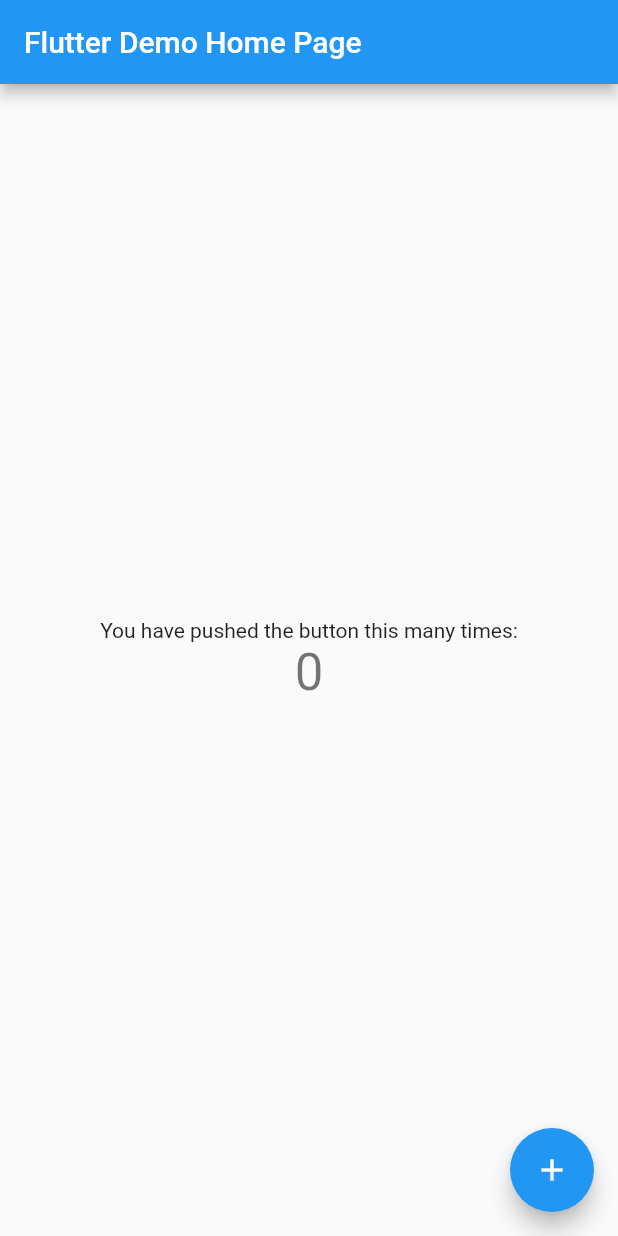
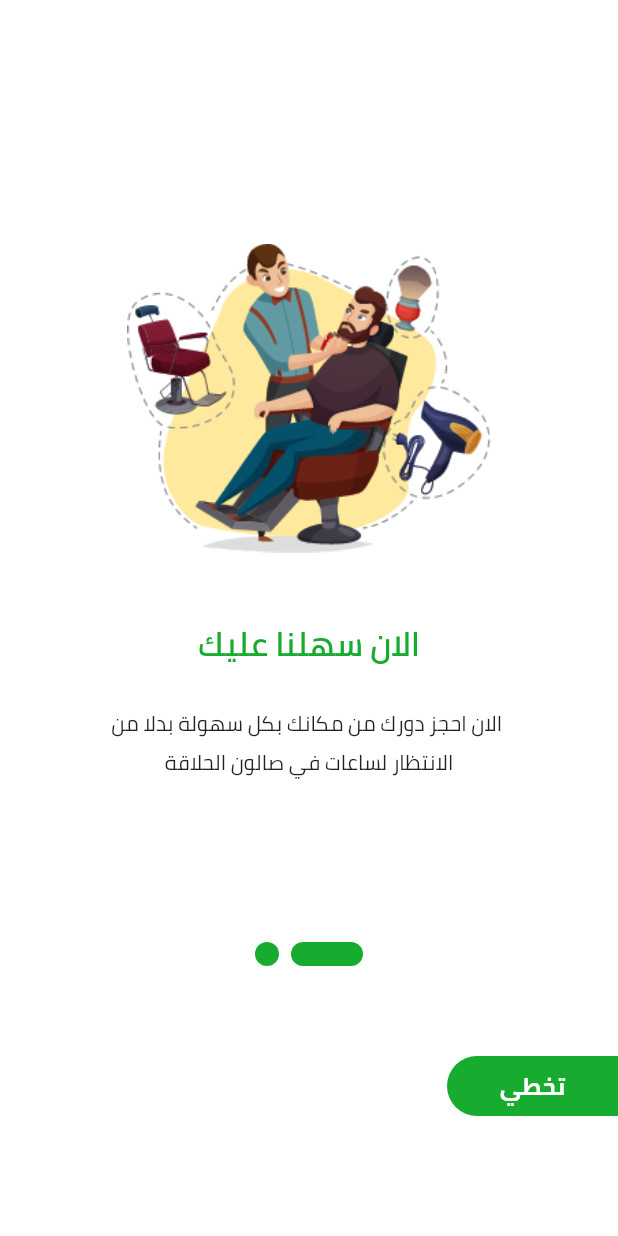
Before and after one commit to active4web/INQ, a Flutter app: the screen it shows after launch, on a phone screen of 412 x 824 dp. Run offline on Flutter 3.47's test engine with Material 2 defaults, Android fonts, the phone set to English and light mode, and no system bars; drawn by our look-alikes of smooth_page_indicator.

Commit message:
splash and onboard

```diff
--- a/flutter_native_splash.yaml
+++ b/flutter_native_splash.yaml
@@ -11,15 +11,15 @@ flutter_native_splash:
   # of your splash screen to a solid color.  Use background_image to set the background of your
   # splash screen to a png image.  This is useful for gradients. The image will be stretch to the
   # size of the app. Only one parameter can be used, color and background_image cannot both be set.
-  color: "#42a5f5"
-  #background_image: "assets/background.png"
+  #color: "#42a5f5"
+  background_image: "Assets/images/Splash.png"
 
   # Optional parameters are listed below.  To enable a parameter, uncomment the line by removing
   # the leading # character.
 
   # The image parameter allows you to specify an image used in the splash screen.  It must be a
   # png file and should be sized for 4x pixel density.
-  #image: assets/splash.png
+  #image: Assets/images/Splash.png
 
   # The color_dark, background_image_dark, and image_dark are parameters that set the background
   # and image when the device is in dark mode. If they are not specified, the app will use the
--- a/lib/main.dart
+++ b/lib/main.dart
@@ -1,4 +1,6 @@
 import 'package:flutter/material.dart';
+import 'package:work/view/auth_screens/login_screen.dart';
+import 'package:work/view/auth_screens/onboard_screens/onboard_screen.dart';
 
 void main() {
   runApp(MyApp());
@@ -9,8 +11,21 @@ class MyApp extends StatelessWidget {
   Widget build(BuildContext context) {
     return MaterialApp(
       title: 'Flutter Demo',
+      builder: (context, child) {
+        return Directionality(textDirection: TextDirection.rtl, child: child);
+      },
+      routes: {
+        LoginScreen.id: (context) => LoginScreen(),
+        OnBoardScreen.id: (context)=>OnBoardScreen(),
+      },
+      initialRoute: OnBoardScreen.id,
       theme: ThemeData(
-        primarySwatch: Colors.blue,
+        appBarTheme: AppBarTheme(
+          centerTitle: true
+        ),
+        fontFamily: 'Cairo',
+        primarySwatch: Colors.green,
+        scaffoldBackgroundColor: Colors.white
       ),
 
       home: MyHomePage(title: 'Flutter Demo Home Page'),
@@ -19,7 +34,7 @@ class MyApp extends StatelessWidget {
 }
 
 class MyHomePage extends StatefulWidget {
-  MyHomePage({Key? key, required this.title}) : super(key: key);
+  MyHomePage({Key key, this.title}) : super(key: key);
 
   // This widget is the home page of your application. It is stateful, meaning
   // that it has a State object (defined below) that contains fields that affect
--- /dev/null
+++ b/lib/view/auth_screens/login_screen.dart
@@ -0,0 +1,12 @@
+import 'package:flutter/material.dart';
+
+class LoginScreen extends StatelessWidget {
+  const LoginScreen({Key key}) : super(key: key);
+  static const String id = "loginScreen";
+  @override
+  Widget build(BuildContext context) {
+    return Container(
+      color: Color(0xffF8F8F8),
+    );
+  }
+}
--- /dev/null
+++ b/lib/view/auth_screens/onboard_screens/onboard_screen.dart
@@ -0,0 +1,114 @@
+import 'package:flutter/material.dart';
+import 'package:smooth_page_indicator/smooth_page_indicator.dart';
+import 'package:work/shared/constants.dart';
+
+class OnBoardScreen extends StatefulWidget {
+  const OnBoardScreen({Key key}) : super(key: key);
+  static const String id = "onboardScreen";
+
+  @override
+  _OnBoardScreenState createState() => _OnBoardScreenState();
+}
+
+class _OnBoardScreenState extends State<OnBoardScreen> {
+  @override
+  Widget build(BuildContext context) {
+    PageController pageViewController = PageController();
+    return Scaffold(
+      appBar: AppBar(
+        backgroundColor: Colors.transparent,
+        elevation: 0,
+      ),
+      backgroundColor: Colors.white,
+      body: Padding(
+        padding: const EdgeInsets.only(bottom:80),
+        child: Column(
+          children: [
+            Expanded(
+              child: PageView.builder(
+                itemCount: 2,
+                controller: pageViewController,
+                itemBuilder:(context, index) =>  OnboardContent(
+                  imagePath: 'Assets/images/onboard-1.png',
+                  title: 'الان سهلنا عليك',
+                  subTitle: ' الان احجز دورك من مكانك بكل سهولة '
+                      'بدلا من الانتظار لساعات في صالون الحلاقة',
+                ),
+              ),
+            ),
+            SmoothPageIndicator(controller: pageViewController, count: 2,
+            effect: ExpandingDotsEffect(
+              dotColor: kPrimaryColor,
+              activeDotColor: kPrimaryColor
+            ),),
+            SizedBox(height: 60,),
+            Row(
+              children: [
+                Container(
+                  height: 40,
+                  width: 114,
+                  decoration: BoxDecoration(
+                    color: kPrimaryColor,
+                    borderRadius: BorderRadius.horizontal(left: Radius.circular(20))
+                  ),
+                  child: Center(
+                    child: Text('تخطي',style: TextStyle(
+                      fontWeight: FontWeight.bold,
+                      fontSize: 16,
+                      color: Colors.white
+                    ),),
+                  ),
+                )
+              ],
+            )
+          ],
+        ),
+      ),
+    );
+  }
+}
+
+class OnboardContent extends StatelessWidget {
+  const OnboardContent({
+    Key key, this.imagePath, this.title, this.subTitle,
+  }) : super(key: key);
+
+  final String imagePath;
+  final String title;
+  final String subTitle;
+  @override
+  Widget build(BuildContext context) {
+    return Container(
+      height: MediaQuery.of(context).size.height*0.6,
+      child: Column(
+        mainAxisAlignment: MainAxisAlignment.center,
+        children: [
+          Container(
+            height: MediaQuery.of(context).size.height*0.25,
+            decoration: BoxDecoration(
+              image: DecorationImage(
+                image: AssetImage(imagePath),
+              )
+            ),
+          ),
+          SizedBox(height: 40,),
+          Text(title,style: TextStyle(
+            color: kPrimaryColor,
+            fontWeight: FontWeight.w600,
+            fontSize: 22,
+          ),),
+          SizedBox(height: 20,),
+          Container(
+            width: MediaQuery.of(context).size.width*0.7,
+            child: Text(subTitle,
+              textAlign: TextAlign.center,
+              style: TextStyle(
+                fontSize: 14
+              ),
+            ),
+          )
+        ],
+      ),
+    );
+  }
+}
```
Also changed, not shown: pubspec.yaml (+15 -10 lines), Assets/fonts/Cairo-Black.ttf (added), Assets/fonts/Cairo-Bold.ttf (added), Assets/fonts/Cairo-ExtraLight.ttf (added), Assets/fonts/Cairo-Light.ttf (added), Assets/fonts/Cairo-Regular.ttf (added), Assets/fonts/Cairo-SemiBold.ttf (added), Assets/images/onboard-1.png (added), pubspec.lock, 4 other files.
